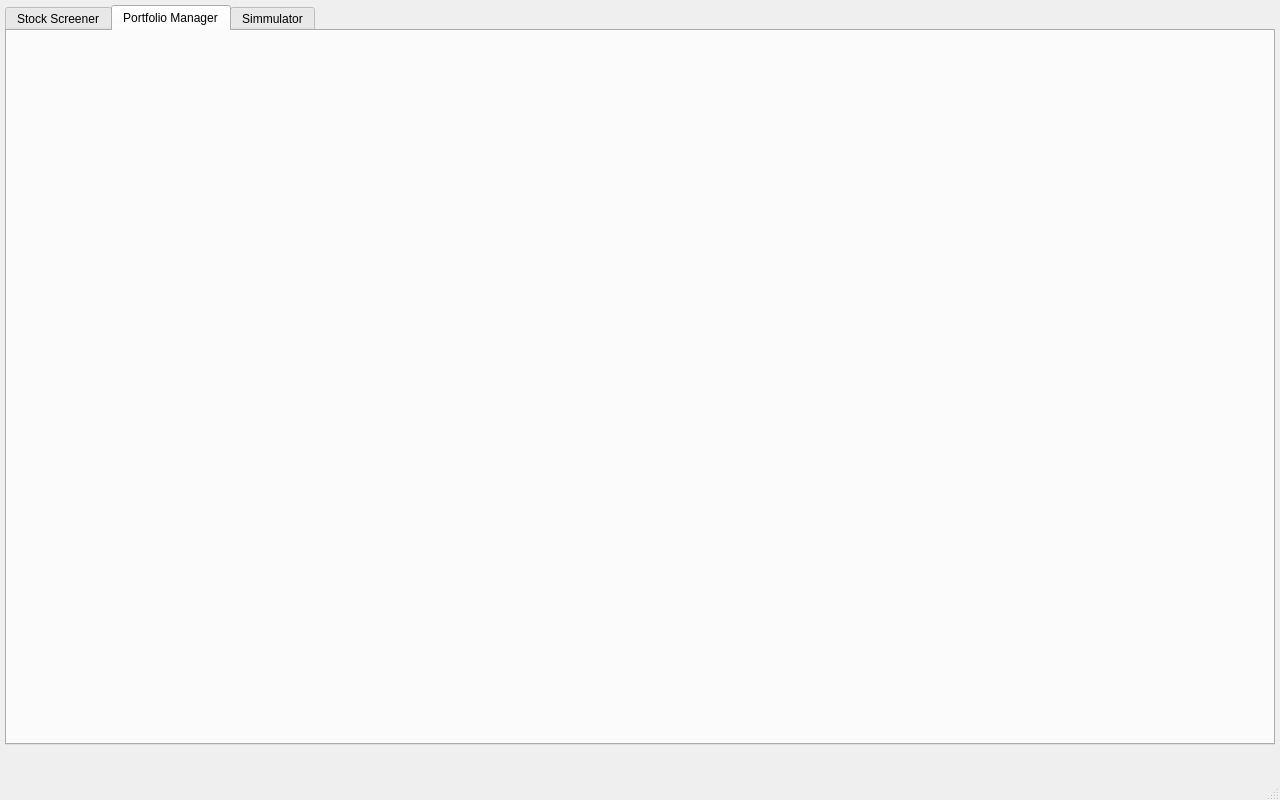
This is QT/MainWindow.ui in Gendostie/market-analysis as Qt 5 draws it before an edit. The edited form follows.
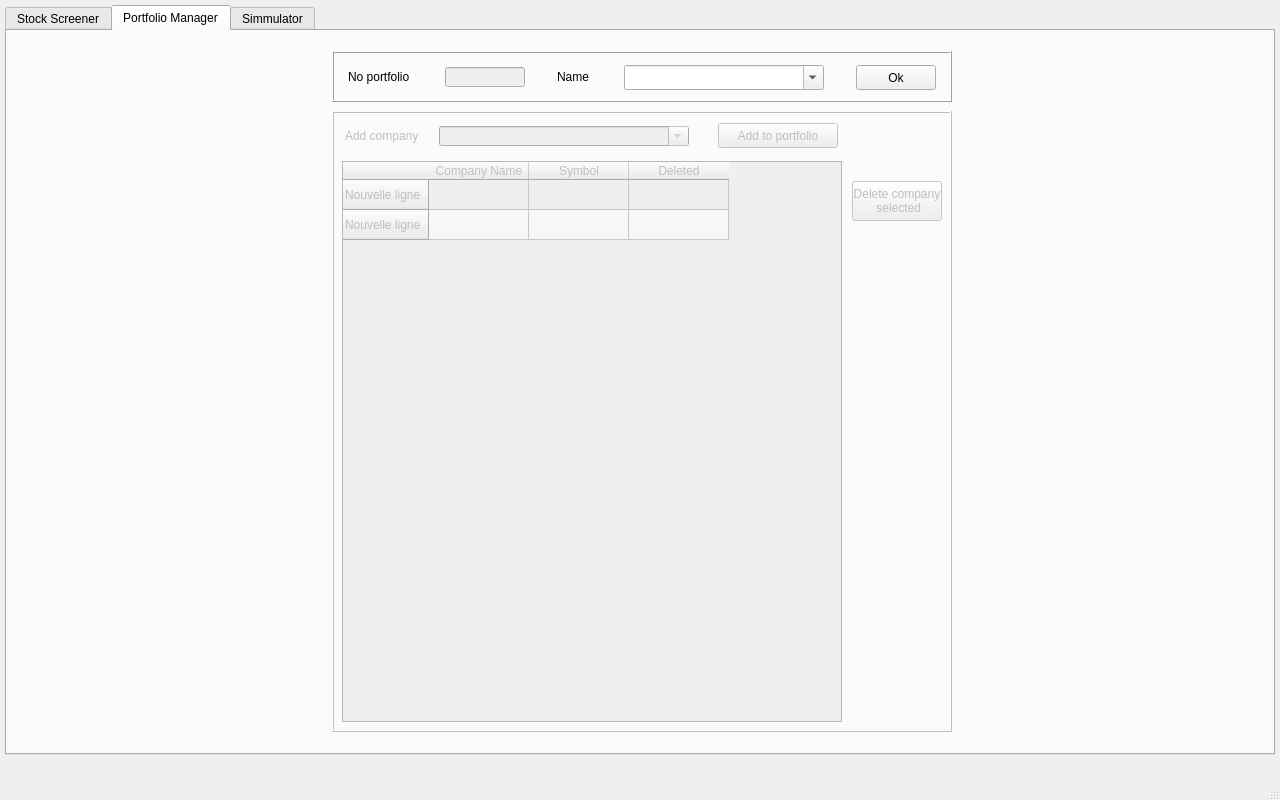
This is the edited form. The open tabs and pages were chosen to show the change.

Commit message: -link combo box with table -link create portfolio in tab Portfolio

```diff
--- a/QT/MainWindow.ui
+++ b/QT/MainWindow.ui
@@ -20,7 +20,7 @@
       <x>5</x>
       <y>5</y>
       <width>1270</width>
-      <height>740</height>
+      <height>750</height>
      </rect>
     </property>
     <property name="minimumSize">
@@ -2824,6 +2824,383 @@
      <attribute name="title">
       <string>Portfolio Manager</string>
      </attribute>
+     <widget class="QFrame" name="frame_portfolio">
+      <property name="enabled">
+       <bool>true</bool>
+      </property>
+      <property name="geometry">
+       <rect>
+        <x>325</x>
+        <y>20</y>
+        <width>620</width>
+        <height>51</height>
+       </rect>
+      </property>
+      <property name="frameShape">
+       <enum>QFrame::Box</enum>
+      </property>
+      <property name="frameShadow">
+       <enum>QFrame::Raised</enum>
+      </property>
+      <widget class="QWidget" name="horizontalLayoutWidget_3">
+       <property name="geometry">
+        <rect>
+         <x>5</x>
+         <y>6</y>
+         <width>611</width>
+         <height>41</height>
+        </rect>
+       </property>
+       <layout class="QHBoxLayout" name="horizontalLayout_portfolio">
+        <property name="spacing">
+         <number>6</number>
+        </property>
+        <item>
+         <widget class="QLabel" name="label_noPortfolio">
+          <property name="minimumSize">
+           <size>
+            <width>60</width>
+            <height>20</height>
+           </size>
+          </property>
+          <property name="maximumSize">
+           <size>
+            <width>80</width>
+            <height>20</height>
+           </size>
+          </property>
+          <property name="text">
+           <string>No portfolio</string>
+          </property>
+         </widget>
+        </item>
+        <item>
+         <widget class="QLineEdit" name="lineEdit_noPortfolio">
+          <property name="enabled">
+           <bool>false</bool>
+          </property>
+          <property name="minimumSize">
+           <size>
+            <width>60</width>
+            <height>20</height>
+           </size>
+          </property>
+          <property name="maximumSize">
+           <size>
+            <width>80</width>
+            <height>20</height>
+           </size>
+          </property>
+          <property name="maxLength">
+           <number>10</number>
+          </property>
+          <property name="placeholderText">
+           <string/>
+          </property>
+         </widget>
+        </item>
+        <item>
+         <spacer name="horizontalSpacer">
+          <property name="orientation">
+           <enum>Qt::Horizontal</enum>
+          </property>
+          <property name="sizeType">
+           <enum>QSizePolicy::Fixed</enum>
+          </property>
+          <property name="sizeHint" stdset="0">
+           <size>
+            <width>15</width>
+            <height>20</height>
+           </size>
+          </property>
+         </spacer>
+        </item>
+        <item>
+         <widget class="QLabel" name="label_portfolioName">
+          <property name="minimumSize">
+           <size>
+            <width>30</width>
+            <height>20</height>
+           </size>
+          </property>
+          <property name="maximumSize">
+           <size>
+            <width>50</width>
+            <height>20</height>
+           </size>
+          </property>
+          <property name="text">
+           <string>Name</string>
+          </property>
+         </widget>
+        </item>
+        <item>
+         <widget class="QComboBox" name="comboBox_portfolioManager_portfolio">
+          <property name="minimumSize">
+           <size>
+            <width>80</width>
+            <height>20</height>
+           </size>
+          </property>
+          <property name="maximumSize">
+           <size>
+            <width>200</width>
+            <height>25</height>
+           </size>
+          </property>
+          <property name="editable">
+           <bool>true</bool>
+          </property>
+         </widget>
+        </item>
+        <item>
+         <spacer name="horizontalSpacer_3">
+          <property name="orientation">
+           <enum>Qt::Horizontal</enum>
+          </property>
+          <property name="sizeType">
+           <enum>QSizePolicy::Fixed</enum>
+          </property>
+          <property name="sizeHint" stdset="0">
+           <size>
+            <width>15</width>
+            <height>20</height>
+           </size>
+          </property>
+         </spacer>
+        </item>
+        <item>
+         <widget class="QPushButton" name="btn_portfolio_ok">
+          <property name="minimumSize">
+           <size>
+            <width>40</width>
+            <height>20</height>
+           </size>
+          </property>
+          <property name="maximumSize">
+           <size>
+            <width>80</width>
+            <height>25</height>
+           </size>
+          </property>
+          <property name="text">
+           <string>Ok</string>
+          </property>
+         </widget>
+        </item>
+       </layout>
+      </widget>
+     </widget>
+     <widget class="QFrame" name="frame_managerPortfolio">
+      <property name="enabled">
+       <bool>false</bool>
+      </property>
+      <property name="geometry">
+       <rect>
+        <x>325</x>
+        <y>80</y>
+        <width>620</width>
+        <height>621</height>
+       </rect>
+      </property>
+      <property name="frameShape">
+       <enum>QFrame::Box</enum>
+      </property>
+      <property name="frameShadow">
+       <enum>QFrame::Raised</enum>
+      </property>
+      <widget class="QWidget" name="horizontalLayoutWidget_4">
+       <property name="geometry">
+        <rect>
+         <x>5</x>
+         <y>5</y>
+         <width>511</width>
+         <height>40</height>
+        </rect>
+       </property>
+       <layout class="QHBoxLayout" name="horizontalLayout_addCompany">
+        <item>
+         <widget class="QLabel" name="label_addCompany">
+          <property name="minimumSize">
+           <size>
+            <width>65</width>
+            <height>20</height>
+           </size>
+          </property>
+          <property name="maximumSize">
+           <size>
+            <width>80</width>
+            <height>20</height>
+           </size>
+          </property>
+          <property name="text">
+           <string>Add company</string>
+          </property>
+         </widget>
+        </item>
+        <item>
+         <widget class="QComboBox" name="comboBox_portfolioManager_addCompany">
+          <property name="minimumSize">
+           <size>
+            <width>80</width>
+            <height>20</height>
+           </size>
+          </property>
+          <property name="maximumSize">
+           <size>
+            <width>250</width>
+            <height>20</height>
+           </size>
+          </property>
+          <property name="editable">
+           <bool>true</bool>
+          </property>
+         </widget>
+        </item>
+        <item>
+         <spacer name="horizontalSpacer_4">
+          <property name="orientation">
+           <enum>Qt::Horizontal</enum>
+          </property>
+          <property name="sizeType">
+           <enum>QSizePolicy::Fixed</enum>
+          </property>
+          <property name="sizeHint" stdset="0">
+           <size>
+            <width>15</width>
+            <height>20</height>
+           </size>
+          </property>
+         </spacer>
+        </item>
+        <item>
+         <widget class="QPushButton" name="pushButton_addCompany">
+          <property name="minimumSize">
+           <size>
+            <width>85</width>
+            <height>20</height>
+           </size>
+          </property>
+          <property name="maximumSize">
+           <size>
+            <width>120</width>
+            <height>25</height>
+           </size>
+          </property>
+          <property name="text">
+           <string>Add to portfolio</string>
+          </property>
+         </widget>
+        </item>
+       </layout>
+      </widget>
+      <widget class="QTableWidget" name="tableWidget_portfolio">
+       <property name="geometry">
+        <rect>
+         <x>10</x>
+         <y>50</y>
+         <width>500</width>
+         <height>561</height>
+        </rect>
+       </property>
+       <property name="minimumSize">
+        <size>
+         <width>500</width>
+         <height>250</height>
+        </size>
+       </property>
+       <property name="maximumSize">
+        <size>
+         <width>600</width>
+         <height>570</height>
+        </size>
+       </property>
+       <property name="alternatingRowColors">
+        <bool>true</bool>
+       </property>
+       <property name="sortingEnabled">
+        <bool>true</bool>
+       </property>
+       <attribute name="horizontalHeaderCascadingSectionResizes">
+        <bool>true</bool>
+       </attribute>
+       <attribute name="horizontalHeaderMinimumSectionSize">
+        <number>50</number>
+       </attribute>
+       <attribute name="horizontalHeaderShowSortIndicator" stdset="0">
+        <bool>true</bool>
+       </attribute>
+       <attribute name="verticalHeaderMinimumSectionSize">
+        <number>30</number>
+       </attribute>
+       <attribute name="verticalHeaderShowSortIndicator" stdset="0">
+        <bool>true</bool>
+       </attribute>
+       <row>
+        <property name="text">
+         <string>Nouvelle ligne</string>
+        </property>
+       </row>
+       <row>
+        <property name="text">
+         <string>Nouvelle ligne</string>
+        </property>
+       </row>
+       <column>
+        <property name="text">
+         <string>Company Name</string>
+        </property>
+       </column>
+       <column>
+        <property name="text">
+         <string>Symbol</string>
+        </property>
+       </column>
+       <column>
+        <property name="text">
+         <string>Deleted</string>
+        </property>
+       </column>
+      </widget>
+      <widget class="QPushButton" name="btn_portfolio_delete_company_selected">
+       <property name="geometry">
+        <rect>
+         <x>520</x>
+         <y>70</y>
+         <width>90</width>
+         <height>40</height>
+        </rect>
+       </property>
+       <property name="minimumSize">
+        <size>
+         <width>90</width>
+         <height>20</height>
+        </size>
+       </property>
+       <property name="maximumSize">
+        <size>
+         <width>100</width>
+         <height>40</height>
+        </size>
+       </property>
+       <property name="autoFillBackground">
+        <bool>false</bool>
+       </property>
+       <property name="text">
+        <string>Delete company 
+ selected</string>
+       </property>
+       <property name="checkable">
+        <bool>false</bool>
+       </property>
+       <property name="autoDefault">
+        <bool>false</bool>
+       </property>
+      </widget>
+     </widget>
+     <zorder>frame_portfolio</zorder>
+     <zorder>comboBox_portfolioManager_portfolio</zorder>
+     <zorder>frame_managerPortfolio</zorder>
     </widget>
     <widget class="QWidget" name="tabSimmulator">
      <attribute name="title">
```
Left out of the diff: 16 changed lines with no effect on the pictures. The commit also changes 5 other files.
